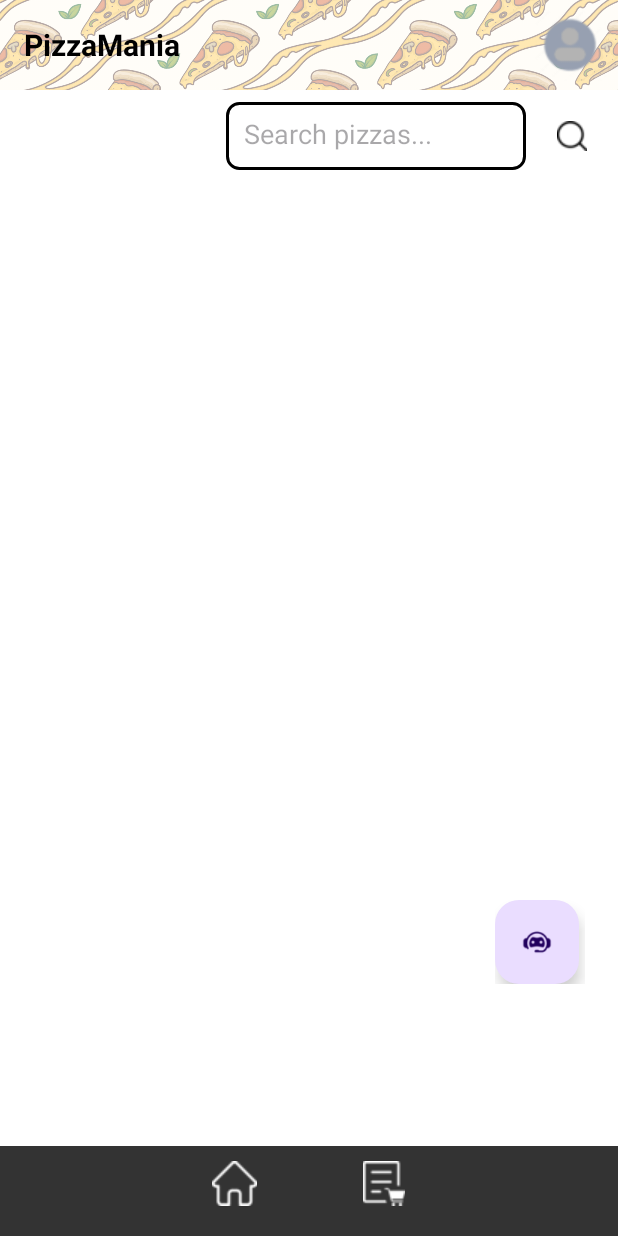
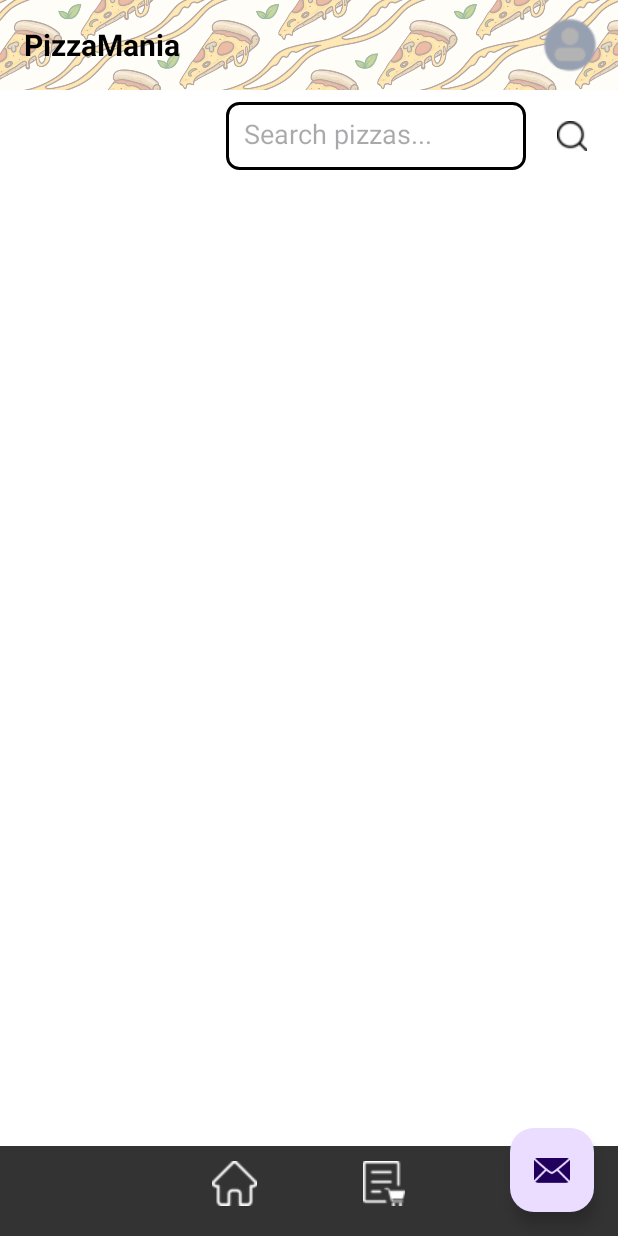
Before and after one commit to Mobile-Application-Development-NIBM/Pizza-Mania-App, an Android app: the layout activity_customer_home.xml on its own in the app's theme, with its tools: preview values and no code run, on a phone screen of 412 x 824 dp. Run offline under Robolectric (Android 15) with nearby library versions, the phone set to English and light mode, and no system bars.

Commit message:
2nd push bot

```diff
--- a/app/src/main/java/com/example/pizzamaniaapp/ChatbotDialogFragment.kt
+++ b/app/src/main/java/com/example/pizzamaniaapp/ChatbotDialogFragment.kt
@@ -102,7 +102,7 @@ class ChatbotDialogFragment : DialogFragment() {
                     for (pizza in snapshot.children) {
                         val name = pizza.child("name").getValue(String::class.java)?.lowercase() ?: ""
                         if (lowerMessage.contains(name)) {
-                            currentPizza = name.capitalize()
+                            currentPizza = name.replaceFirstChar { if (it.isLowerCase()) it.titlecase() else it.toString() }
                             messages.add(ChatMessage("Selected $currentPizza. Add toppings (e.g., 'add extra cheese') or say 'add to cart'.", false))
                             chatAdapter.notifyItemInserted(messages.size - 1)
                             selected = true
--- a/app/src/main/res/layout/activity_customer_home.xml
+++ b/app/src/main/res/layout/activity_customer_home.xml
@@ -2,14 +2,11 @@
 <RelativeLayout xmlns:android="http://schemas.android.com/apk/res/android"
     android:layout_width="match_parent"
     android:layout_height="match_parent"
+    xmlns:app="http://schemas.android.com/apk/res-auto"
     android:background="#FFFFFF"
     android:id="@+id/main">
 
-    <!-- Layout Summary:
-    RelativeLayout is used as the parent to allow the bottom AppBar to stick at the bottom.
-    LinearLayouts are used for arranging items horizontally or vertically (top strip, search bar, bottom AppBar).
-    FrameLayout is used for the top banner so the background image and top strip content can overlap.-->
-
+    <!-- Top Bar -->
     <LinearLayout
         android:id="@+id/topBar"
         android:layout_width="match_parent"
@@ -27,9 +24,6 @@
                 android:src="@drawable/pizzabanner3"
                 android:scaleType="centerCrop"
                 android:alpha="0.4"/>
-            <!-- src: background image shown in the strip -->
-            <!-- scaleType: makes the image cover the whole area -->
-            <!-- alpha: makes the image transparent so text is visible -->
 
             <!-- Top strip content -->
             <LinearLayout
@@ -39,11 +33,7 @@
                 android:orientation="horizontal"
                 android:paddingStart="16dp"
                 android:paddingEnd="8dp">
-                <!-- gravity: centers items vertically inside the strip -->
-                <!-- paddingStart: adds space on the left side of the strip -->
-                <!-- paddingEnd: adds space on the right side of the strip -->
 
-                <!-- App name -->
                 <TextView
                     android:id="@+id/stripText"
                     android:layout_width="wrap_content"
@@ -53,13 +43,11 @@
                     android:textSize="20sp"
                     android:textStyle="bold"/>
 
-                <!-- This empty space pushes the button to the right -->
                 <Space
                     android:layout_width="0dp"
                     android:layout_height="wrap_content"
                     android:layout_weight="1"/>
 
-                <!-- Account profile picture -->
                 <ImageButton
                     android:id="@+id/profileButton"
                     android:layout_width="48dp"
@@ -70,15 +58,10 @@
                     android:scaleType="centerCrop"
                     android:adjustViewBounds="true"
                     android:contentDescription="Profile Button"/>
-                <!-- src: default image shown in the button -->
-                <!-- layout_gravity: puts button at the right side vertically centered -->
-                <!-- background: no default button background -->
-                <!-- scaleType: makes the image fill the button evenly, cropping if needed -->
-                <!-- contentDescription: accessibility description for screen readers -->
             </LinearLayout>
         </FrameLayout>
 
-        <!-- Container for search at right corner below profile -->
+        <!-- Search Bar -->
         <LinearLayout
             android:layout_width="match_parent"
             android:layout_height="wrap_content"
@@ -87,7 +70,6 @@
             android:paddingEnd="8dp"
             android:layout_marginTop="8dp">
 
-            <!-- Edit text for typing search -->
             <EditText
                 android:id="@+id/searchBox"
                 android:layout_width="200dp"
@@ -99,7 +81,6 @@
                 android:textSize="18dp"
                 android:inputType="text"/>
 
-            <!-- Search button next to the text box -->
             <ImageButton
                 android:id="@+id/searchButton"
                 android:layout_width="45dp"
@@ -108,7 +89,6 @@
                 android:background="@null"
                 android:contentDescription="Search Button"
                 android:layout_marginStart="8dp"/>
-            <!-- layout_marginStart: adds 8dp space to the left of this component -->
         </LinearLayout>
     </LinearLayout>
 
@@ -121,11 +101,11 @@
         android:gravity="center"
         android:background="#333333"
         android:layout_alignParentBottom="true">
-        <!-- layout_alignParentBottom: sticks this bar at the bottom of the screen -->
 
         <LinearLayout
             android:layout_width="200dp"
             android:layout_height="40dp">
+
             <ImageButton
                 android:id="@+id/homeButton"
                 android:layout_width="0dp"
@@ -134,8 +114,6 @@
                 android:src="@drawable/ic_home3"
                 android:background="@null"
                 android:contentDescription="Home"/>
-        <!-- layout_weight: divides the horizontal space equally among the buttons in the bottom app bar;
-        each button takes equal space -->
 
             <ImageButton
                 android:id="@+id/ordersButton"
@@ -146,24 +124,24 @@
                 android:background="@null"
                 android:contentDescription="Orders"/>
         </LinearLayout>
-
     </LinearLayout>
 
-    <LinearLayout
-        android:layout_width="60dp"
+    <!-- Your main app content (e.g., menu, cart fragments) -->
+    <FrameLayout
+        android:id="@+id/mainContent"
+        android:layout_width="match_parent"
+        android:layout_height="match_parent" />
+
+    <!-- Chat icon FAB -->
+    <com.google.android.material.floatingactionbutton.FloatingActionButton
+        android:id="@+id/chatFab"
+        android:layout_width="wrap_content"
         android:layout_height="wrap_content"
-        android:layout_marginTop="600dp"
-        android:layout_marginLeft="330dp">
-
-        <com.google.android.material.floatingactionbutton.FloatingActionButton
-            android:id="@+id/chatbotButton"
-            android:layout_width="10px"
-            android:layout_height="wrap_content"
-            android:layout_weight="1"
-            android:src="@drawable/ic_chatbot3"
-            android:background="@null"
-            android:contentDescription="Chatbot"
-            />
-    </LinearLayout>
+        android:layout_alignParentEnd="true"
+        android:layout_alignParentBottom="true"
+        android:layout_margin="16dp"
+        android:contentDescription="Open Chatbot"
+        android:src="@android:drawable/ic_dialog_email"
+        app:fabSize="normal" />
 
 </RelativeLayout>
--- a/build.gradle.kts
+++ b/build.gradle.kts
@@ -1,5 +1,6 @@
 plugins {
-    alias(libs.plugins.androidApplication) apply false
+    id("com.android.application") version "8.9.1" apply false
+    id("com.android.library") version "8.9.1" apply false
+    id("org.jetbrains.kotlin.android") version "1.9.25" apply false
     id("com.google.gms.google-services") version "4.3.15" apply false
-    alias(libs.plugins.kotlinAndroid) apply false // ← add this line
 }
--- a/gradle/libs.versions.toml
+++ b/gradle/libs.versions.toml
@@ -1,5 +1,5 @@
 [versions]
-agp = "8.3.1"
+agp = "8.9.1"
 junit = "4.13.2"
 junitVersion = "1.3.0"
 espressoCore = "3.7.0"
@@ -8,8 +8,9 @@ material = "1.12.0"
 activity = "1.8.0"
 constraintlayout = "2.2.1"
 firebaseFirestore = "26.0.0"
-kotlin = "2.2.0"
+kotlin = "1.9.25"
 coreKtx = "1.17.0"
+
 
 [libraries]
 junit = { group = "junit", name = "junit", version.ref = "junit" }
```
Also changed, not shown: app/build.gradle.kts (+9 -8 lines), app/src/main/AndroidManifest.xml (+11 -11 lines), app/src/main/java/com/example/pizzamaniaapp/CustomerHomeActivity.java (+15 -0 lines), app/src/main/java/com/example/pizzamaniaapp/MainActivity.java (+5 -6 lines), gradle/wrapper/gradle-wrapper.properties. Lines whose indentation alone changed are shown as unchanged.
